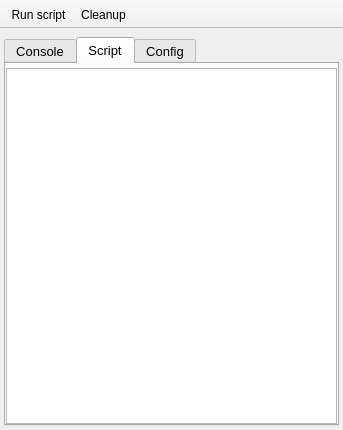
This is plugins/Shell/Shell.ui in NeutrinoToolkit/Neutrino as Qt 5 draws it before an edit. The edited form follows.
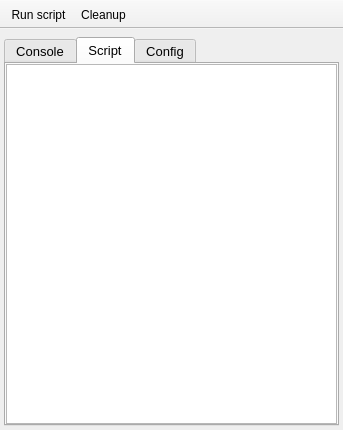
This is the edited form. Icons and pictures are not drawn. Custom widgets are drawn as their Qt base class.

Diff of the .ui file:
```diff
--- a/plugins/Shell/Shell.ui
+++ b/plugins/Shell/Shell.ui
@@ -69,12 +69,12 @@
        <attribute name="title">
         <string>Script</string>
        </attribute>
-       <layout class="QVBoxLayout" name="verticalLayout" stretch="0">
+       <layout class="QGridLayout" name="gridLayout_5">
         <property name="leftMargin">
          <number>0</number>
         </property>
         <property name="topMargin">
-         <number>4</number>
+         <number>0</number>
         </property>
         <property name="rightMargin">
          <number>0</number>
@@ -82,11 +82,7 @@
         <property name="bottomMargin">
          <number>0</number>
         </property>
-        <item>
-         <widget class="QSplitter" name="splitter">
-          <property name="orientation">
-           <enum>Qt::Vertical</enum>
-          </property>
+        <item row="0" column="0">
           <widget class="CodeEditor" name="script">
            <property name="font">
             <font>
@@ -100,7 +96,6 @@
             <bool>true</bool>
            </property>
           </widget>
-         </widget>
         </item>
        </layout>
       </widget>
```
Left out of the diff: 4 changed lines with no effect on the pictures. Lines whose indentation alone changed are shown as unchanged.
